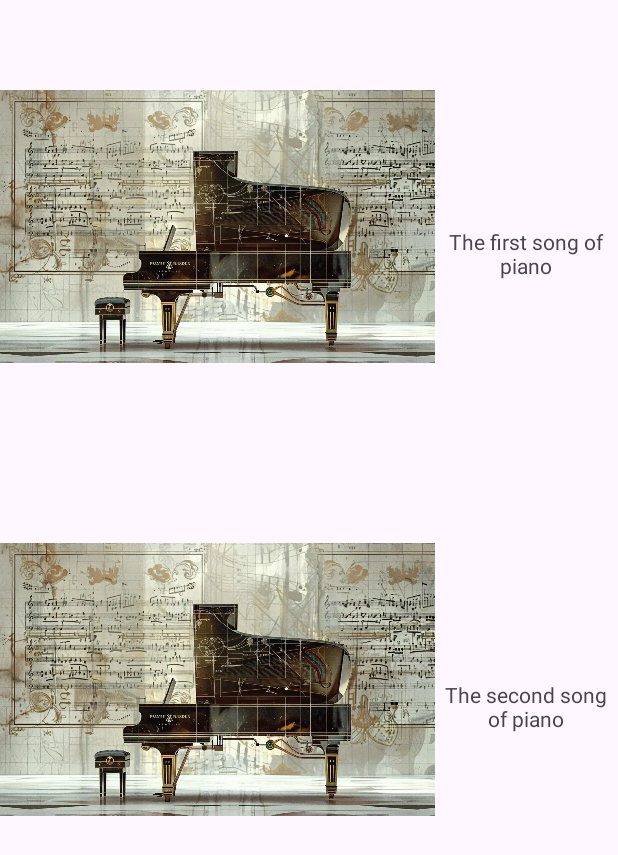
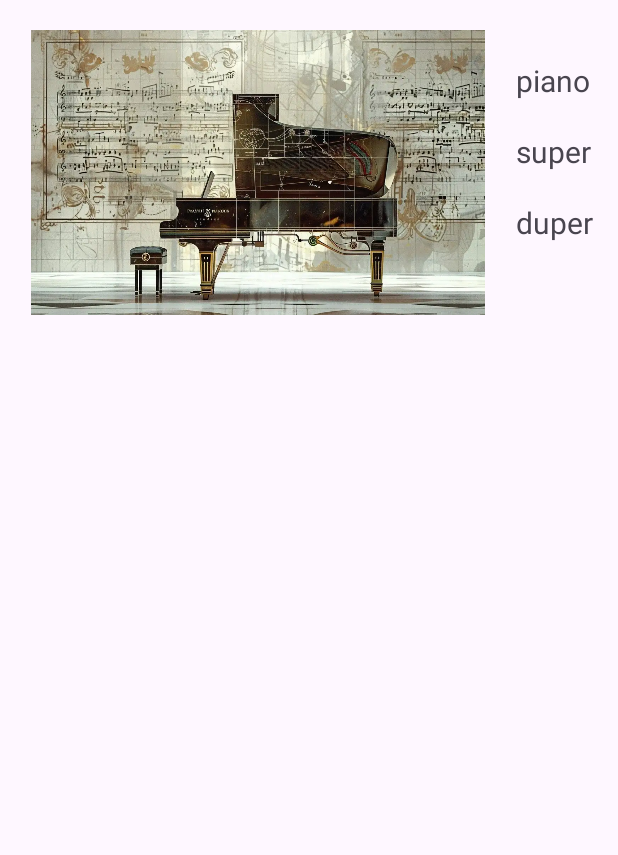
Before and after one commit to VitaliyOleinik/Android_development, an Android app: the screen it shows after launch (MainActivity), on a phone screen of 412 x 824 dp. Shown: the top 855 px of the screen. Run offline under Robolectric (Android 15) with nearby library versions, the phone set to English and light mode, and no system bars.

Commit message:
work with Relative Layout

```diff
--- a/HelloAndroid/app/src/main/res/layout/activity_main.xml
+++ b/HelloAndroid/app/src/main/res/layout/activity_main.xml
@@ -1,5 +1,5 @@
 <?xml version="1.0" encoding="utf-8"?>
-<LinearLayout xmlns:android="http://schemas.android.com/apk/res/android"
+<RelativeLayout xmlns:android="http://schemas.android.com/apk/res/android"
     xmlns:app="http://schemas.android.com/apk/res-auto"
     xmlns:tools="http://schemas.android.com/tools"
     android:id="@+id/main"
@@ -8,49 +8,46 @@
     android:orientation="vertical"
     tools:context=".MainActivity">
 
-    <LinearLayout
-        android:layout_width="wrap_content"
-        android:layout_height="wrap_content"
-        android:orientation="horizontal"
-        tools:ignore="UseCompoundDrawables">
-
     <ImageView
-            android:id="@+id/imageViewFirst"
-            android:layout_width="290dp"
-            android:layout_height="302dp"
-            app:layout_constraintTop_toBottomOf="@+id/textView"
+        android:id="@+id/imageViewPiano"
+        android:layout_width="304dp"
+        android:layout_height="190dp"
+        android:layout_alignParentStart="true"
+        android:layout_marginTop="20dp"
+        android:layout_marginStart="20dp"
         app:srcCompat="@drawable/piano" />
 
     <TextView
-            android:id="@+id/textViewFirst"
+        android:id="@+id/textView1"
         android:layout_width="wrap_content"
         android:layout_height="wrap_content"
-            android:layout_marginTop="151dp"
-            android:text="The first song of piano"
-            android:textAlignment="center" />
-    </LinearLayout>
+        android:layout_marginStart="20dp"
+        android:layout_marginTop="40dp"
+        android:layout_toEndOf="@id/imageViewPiano"
+        android:textSize="20sp"
+        android:text="piano"/>
 
-    <LinearLayout
+    <TextView
+        android:id="@+id/textView2"
         android:layout_width="wrap_content"
         android:layout_height="wrap_content"
-        android:orientation="horizontal"
-        tools:ignore="UseCompoundDrawables">
-
-        <ImageView
-            android:id="@+id/imageViewSecond"
-            android:layout_width="290dp"
-            android:layout_height="302dp"
-            app:layout_constraintTop_toBottomOf="@+id/textView"
-            app:srcCompat="@drawable/piano" />
+        android:layout_below="@+id/textView1"
+        android:layout_marginStart="20dp"
+        android:layout_marginTop="20dp"
+        android:layout_toEndOf="@id/imageViewPiano"
+        android:textSize="20sp"
+        android:text="super" />
 
     <TextView
-            android:id="@+id/textViewSecond"
+        android:id="@+id/textView3"
         android:layout_width="wrap_content"
         android:layout_height="wrap_content"
-            android:layout_marginTop="151dp"
-            android:text="The second song of piano"
-            android:textAlignment="center" />
-    </LinearLayout>
+        android:layout_toEndOf="@id/imageViewPiano"
+        android:layout_below="@+id/textView2"
+        android:layout_marginStart="20dp"
+        android:layout_marginTop="20dp"
+        android:textSize="20sp"
+        android:text="duper" />
 
 
-</LinearLayout>
+</RelativeLayout>
```
Lines whose indentation alone changed are shown as unchanged.
